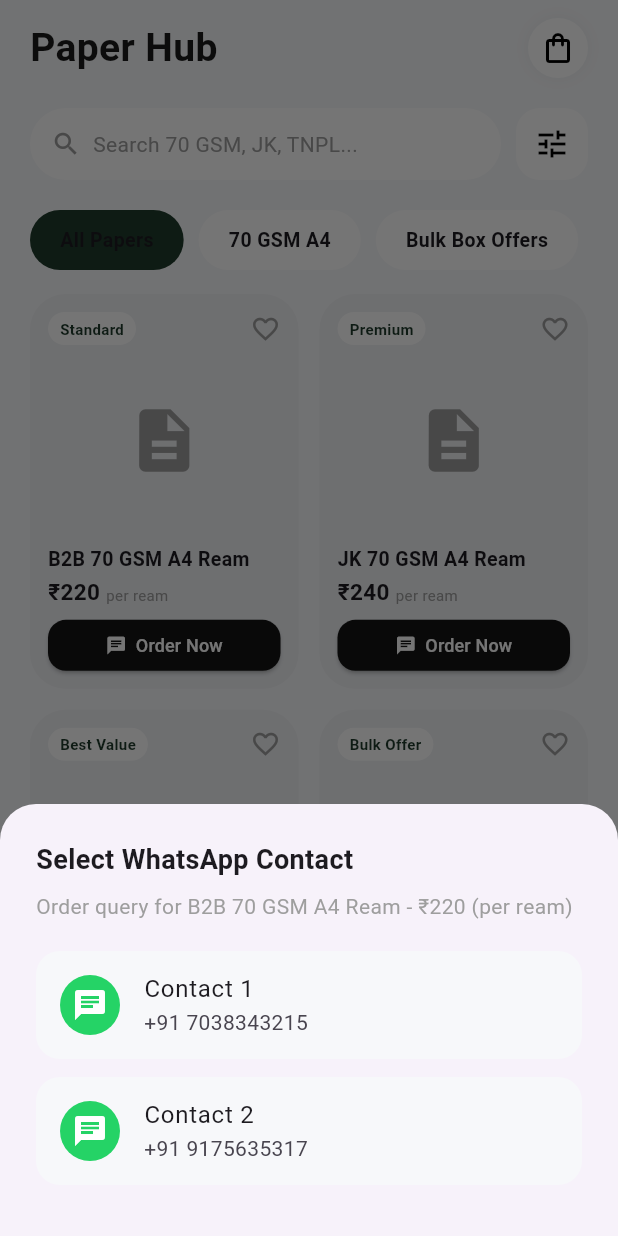
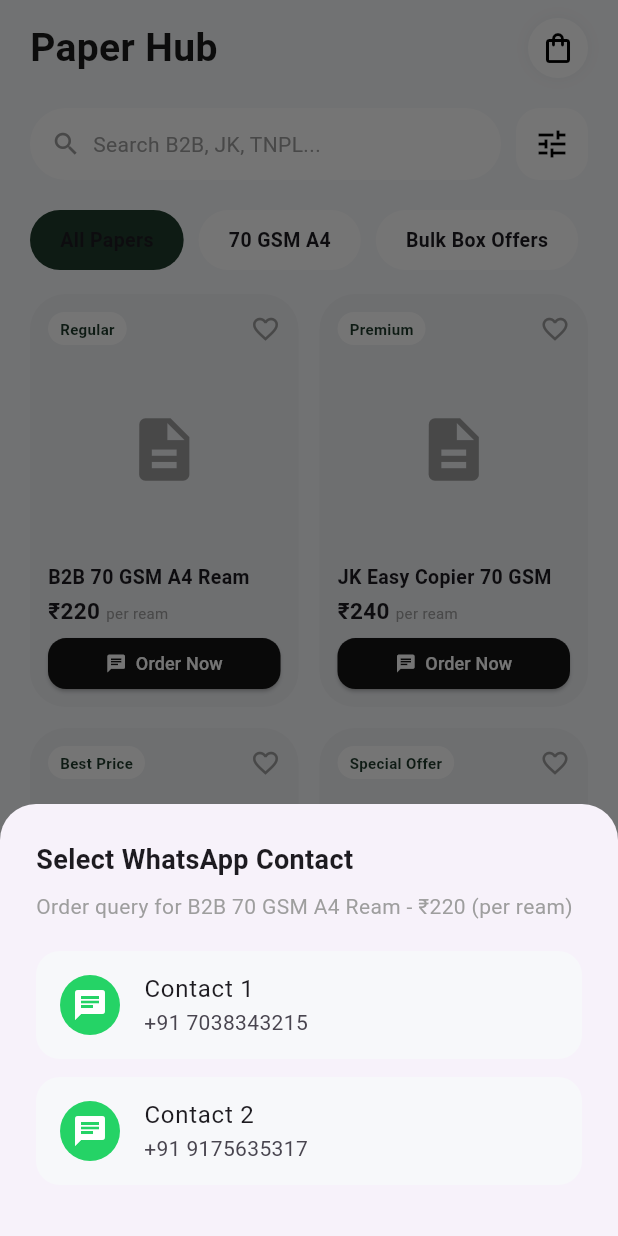
Before and after one commit to aslamsayyad472-dot/paper-hub, a Flutter app: the screen it shows after launch, after a tap on "Order Now", on a phone screen of 412 x 824 dp. Run offline on Flutter 3.47's test engine with Material 3 defaults, Android fonts, the phone set to English and light mode, and no system bars; network calls fail; statements that could not run were skipped.

Commit message:
Update main.dart

```diff
--- a/lib/main.dart
+++ b/lib/main.dart
@@ -38,35 +38,35 @@ class _CatalogScreenState extends State<CatalogScreen> {
 
   final List<String> categories = ['All Papers', '70 GSM A4', 'Bulk Box Offers'];
 
-  // Aapke exact products aur offers
+  // Direct online links (Bina folder banaye kaam karega)
   final List<Map<String, dynamic>> items = [
     {
       'title': 'B2B 70 GSM A4 Ream',
       'price': '₹220',
       'unit': 'per ream',
-      'badge': 'Standard',
-      'image': 'https://images.unsplash.com/photo-1586075010923-2dd4570fb338?w=300',
+      'badge': 'Regular',
+      'image': 'https://5.imimg.com/data5/SELLER/Default/2021/6/TG/ZV/YF/27536968/b2b-copier-paper-500x500.jpg',
     },
     {
-      'title': 'JK 70 GSM A4 Ream',
+      'title': 'JK Easy Copier 70 GSM',
       'price': '₹240',
       'unit': 'per ream',
       'badge': 'Premium',
-      'image': 'https://images.unsplash.com/photo-1589330694653-dad6bc0140ad?w=300',
+      'image': 'https://5.imimg.com/data5/SELLER/Default/2022/9/VK/TN/HQ/47372251/jk-easy-copier-paper-500x500.jpg',
     },
     {
-      'title': 'TNPL 70 GSM A4 Ream',
+      'title': 'TNPL Platinum 70 GSM',
       'price': '₹200',
       'unit': 'per ream',
-      'badge': 'Best Value',
-      'image': 'https://images.unsplash.com/photo-1586075010923-2dd4570fb338?w=300',
+      'badge': 'Best Price',
+      'image': 'https://5.imimg.com/data5/SELLER/Default/2023/1/ZQ/PZ/YJ/101347076/tnpl-platinum-copier-paper-500x500.jpg',
     },
     {
-      'title': 'B2B A4 Box (10 Reams)',
+      'title': 'B2B Box (10 Reams Pack)',
       'price': '₹2,000',
       'unit': '₹200 / ream',
-      'badge': 'Bulk Offer',
-      'image': 'https://images.unsplash.com/photo-1530587191325-3db32d826c18?w=300',
+      'badge': 'Special Offer',
+      'image': 'https://m.media-amazon.com/images/I/41sWq-2H7+L._AC_UF350,350_QL80_.jpg',
     },
   ];
 
@@ -154,7 +154,7 @@ class _CatalogScreenState extends State<CatalogScreen> {
             Column(
               crossAxisAlignment: CrossAxisAlignment.start,
               children: [
-                // Header
+                // Top App Bar
                 Padding(
                   padding: const EdgeInsets.symmetric(horizontal: 20, vertical: 12),
                   child: Row(
@@ -203,7 +203,7 @@ class _CatalogScreenState extends State<CatalogScreen> {
                             children: [
                               Icon(Icons.search, color: Colors.grey, size: 20),
                               SizedBox(width: 8),
-                              Text('Search 70 GSM, JK, TNPL...', style: TextStyle(color: Colors.grey)),
+                              Text('Search B2B, JK, TNPL...', style: TextStyle(color: Colors.grey)),
                             ],
                           ),
                         ),
@@ -266,7 +266,7 @@ class _CatalogScreenState extends State<CatalogScreen> {
                       crossAxisCount: 2,
                       crossAxisSpacing: 14,
                       mainAxisSpacing: 14,
-                      childAspectRatio: 0.68,
+                      childAspectRatio: 0.65,
                     ),
                     itemBuilder: (context, index) {
                       final item = items[index];
@@ -306,9 +306,12 @@ class _CatalogScreenState extends State<CatalogScreen> {
                                   borderRadius: BorderRadius.circular(12),
                                   child: Image.network(
                                     item['image'],
-                                    fit: BoxFit.cover,
-                                    errorBuilder: (_, __, ___) =>
-                                        const Icon(Icons.description, size: 50, color: Colors.grey),
+                                    fit: BoxFit.contain,
+                                    errorBuilder: (_, __, ___) => const Icon(
+                                      Icons.description,
+                                      size: 50,
+                                      color: Colors.grey,
+                                    ),
                                   ),
                                 ),
                               ),
```
